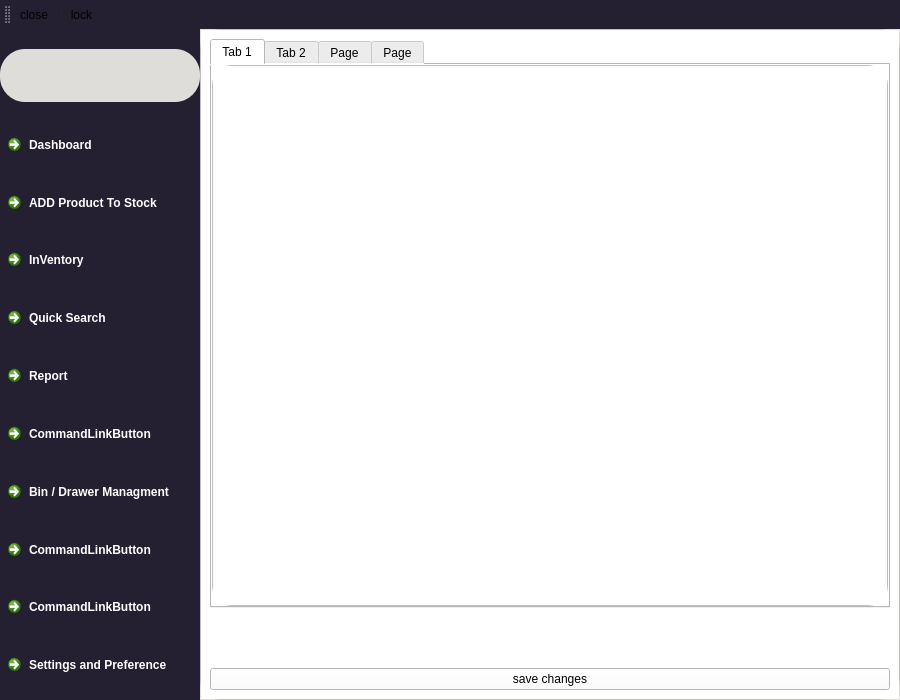
Old version of the form mainwindow.ui in the repository buka-pitch/I-Tech_inventory_managment.
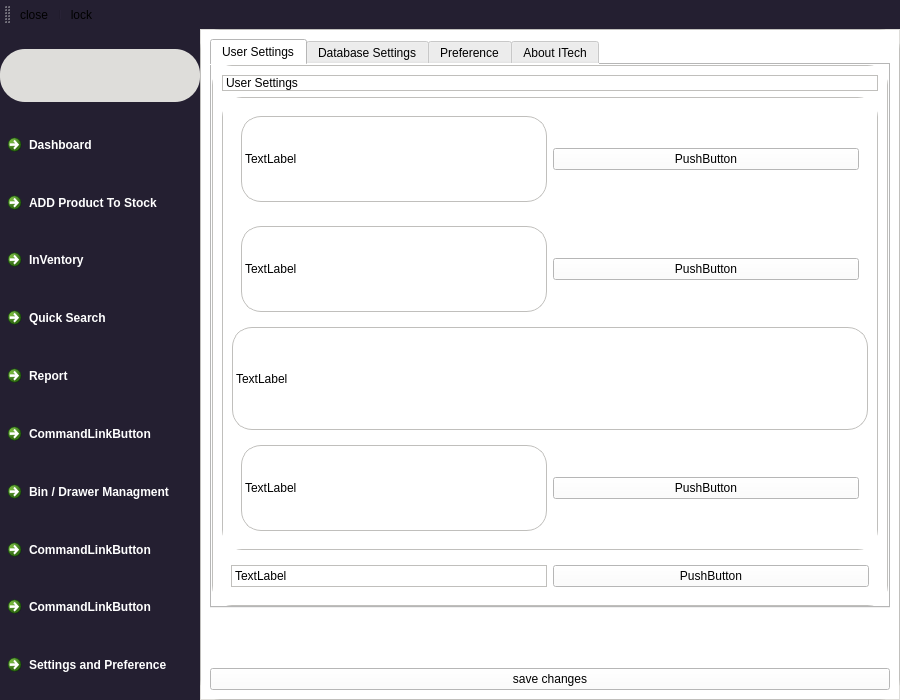
New version of the form. The open tabs and pages were chosen to show the change. Icons and pictures are not drawn.

Diff of the .ui file:
```diff
--- a/mainwindow.ui
+++ b/mainwindow.ui
@@ -1116,21 +1116,168 @@
              </layout>
             </widget>
             <widget class="QWidget" name="settings">
+             <property name="sizePolicy">
+              <sizepolicy hsizetype="Expanding" vsizetype="Expanding">
+               <horstretch>0</horstretch>
+               <verstretch>0</verstretch>
+              </sizepolicy>
+             </property>
              <layout class="QVBoxLayout" name="verticalLayout_7">
               <item alignment="Qt::AlignTop">
-               <widget class="QTabWidget" name="tabWidget">
+               <widget class="QTabWidget" name="UserTab">
+                <property name="mouseTracking">
+                 <bool>true</bool>
+                </property>
+                <property name="tabletTracking">
+                 <bool>true</bool>
+                </property>
+                <property name="tabPosition">
+                 <enum>QTabWidget::North</enum>
+                </property>
                 <property name="currentIndex">
-                 <number>1</number>
+                 <number>0</number>
+                </property>
+                <property name="elideMode">
+                 <enum>Qt::ElideLeft</enum>
+                </property>
+                <property name="documentMode">
+                 <bool>false</bool>
+                </property>
+                <property name="tabsClosable">
+                 <bool>false</bool>
+                </property>
+                <property name="tabBarAutoHide">
+                 <bool>true</bool>
                 </property>
                 <widget class="QWidget" name="UserPreference">
                  <attribute name="title">
-                  <string>Tab 1</string>
+                  <string>User Settings</string>
                  </attribute>
-                 <layout class="QHBoxLayout" name="horizontalLayout_7"/>
+                 <attribute name="toolTip">
+                  <string>User settings</string>
+                 </attribute>
+                 <attribute name="whatsThis">
+                  <string>User settings</string>
+                 </attribute>
+                 <layout class="QVBoxLayout" name="verticalLayout_21">
+                  <item>
+                   <widget class="QLabel" name="label_9">
+                    <property name="text">
+                     <string>User Settings</string>
+                    </property>
+                   </widget>
+                  </item>
+                  <item>
+                   <widget class="QScrollArea" name="scrollArea_4">
+                    <property name="widgetResizable">
+                     <bool>true</bool>
+                    </property>
+                    <widget class="QWidget" name="scrollAreaWidgetContents_5">
+                     <property name="geometry">
+                      <rect>
+                       <x>0</x>
+                       <y>0</y>
+                       <width>654</width>
+                       <height>456</height>
+                      </rect>
+                     </property>
+                     <layout class="QVBoxLayout" name="verticalLayout_24">
+                      <item>
+                       <widget class="QWidget" name="widget_2" native="true">
+                        <layout class="QHBoxLayout" name="horizontalLayout_7">
+                         <item>
+                          <widget class="QLabel" name="label_10">
+                           <property name="text">
+                            <string>TextLabel</string>
+                           </property>
+                          </widget>
+                         </item>
+                         <item>
+                          <widget class="QPushButton" name="pushButton_32">
+                           <property name="text">
+                            <string>PushButton</string>
+                           </property>
+                          </widget>
+                         </item>
+                        </layout>
+                       </widget>
+                      </item>
+                      <item>
+                       <widget class="QWidget" name="widget_4" native="true">
+                        <layout class="QHBoxLayout" name="horizontalLayout_18">
+                         <item>
+                          <widget class="QLabel" name="label_13">
+                           <property name="text">
+                            <string>TextLabel</string>
+                           </property>
+                          </widget>
+                         </item>
+                         <item>
+                          <widget class="QPushButton" name="pushButton_34">
+                           <property name="text">
+                            <string>PushButton</string>
+                           </property>
+                          </widget>
+                         </item>
+                        </layout>
+                       </widget>
+                      </item>
+                      <item>
+                       <widget class="QLabel" name="label_12">
+                        <property name="text">
+                         <string>TextLabel</string>
+                        </property>
+                       </widget>
+                      </item>
+                      <item>
+                       <widget class="QWidget" name="widget_6" native="true">
+                        <layout class="QHBoxLayout" name="horizontalLayout_19">
+                         <item>
+                          <widget class="QLabel" name="label_14">
+                           <property name="text">
+                            <string>TextLabel</string>
+                           </property>
+                          </widget>
+                         </item>
+                         <item>
+                          <widget class="QPushButton" name="pushButton_39">
+                           <property name="text">
+                            <string>PushButton</string>
+                           </property>
+                          </widget>
+                         </item>
+                        </layout>
+                       </widget>
+                      </item>
+                     </layout>
+                    </widget>
+                   </widget>
+                  </item>
+                  <item>
+                   <widget class="QWidget" name="widget_3" native="true">
+                    <layout class="QHBoxLayout" name="horizontalLayout_17">
+                     <item>
+                      <widget class="QLabel" name="label_11">
+                       <property name="text">
+                        <string>TextLabel</string>
+                       </property>
+                      </widget>
+                     </item>
+                     <item>
+                      <widget class="QPushButton" name="pushButton_33">
+                       <property name="text">
+                        <string>PushButton</string>
+                       </property>
+                      </widget>
+                     </item>
+                    </layout>
+                   </widget>
+                  </item>
+                 </layout>
                 </widget>
                 <widget class="QWidget" name="DbSetting">
                  <attribute name="title">
-                  <string>Tab 2</string>
+                  <string>Database Settings</string>
                  </attribute>
                  <layout class="QHBoxLayout" name="horizontalLayout_12">
                   <item>
@@ -1212,7 +1359,7 @@
                 </widget>
                 <widget class="QWidget" name="tab">
                  <attribute name="title">
-                  <string>Page</string>
+                  <string>Preference</string>
                  </attribute>
                  <layout class="QHBoxLayout" name="horizontalLayout_13">
                   <item>
@@ -1248,7 +1395,7 @@
                 </widget>
                 <widget class="QWidget" name="tab_2">
                  <attribute name="title">
-                  <string>Page</string>
+                  <string>About ITech</string>
                  </attribute>
                  <layout class="QHBoxLayout" name="horizontalLayout_14">
                   <item>
```
Left out of the diff: 2 changed lines with no effect on the pictures.
